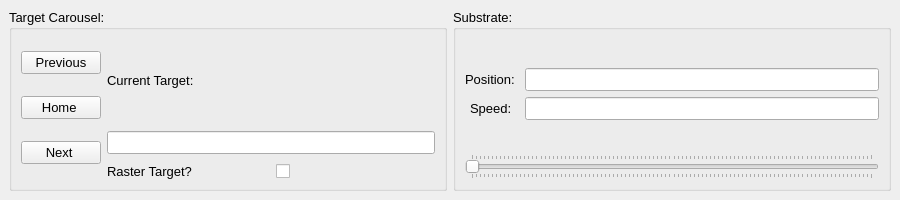
Above: src/ui/docked_motor_control.ui from ibrummel/PLD-Laser-Brain before the change. Below: the same form after it.
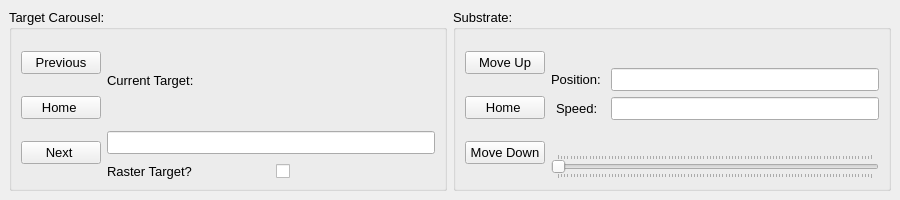
That is the form after the change. Icons and pictures are not drawn.

Commit message: Fixed accidental deletion of substrate control buttons.

What changed in the file:
```diff
--- a/src/ui/docked_motor_control.ui
+++ b/src/ui/docked_motor_control.ui
@@ -125,6 +125,46 @@
        <string>Substrate:</string>
       </property>
       <layout class="QHBoxLayout" name="horizontalLayout">
+       <item>
+        <layout class="QVBoxLayout" name="verticalLayout">
+         <property name="spacing">
+          <number>10</number>
+         </property>
+         <item>
+          <widget class="QPushButton" name="btn_sub_up">
+           <property name="text">
+            <string>Move Up</string>
+           </property>
+           <property name="icon">
+            <iconset>
+             <normaloff>../img/up.svg</normaloff>../img/up.svg</iconset>
+           </property>
+          </widget>
+         </item>
+         <item>
+          <widget class="QPushButton" name="btn_sub_home">
+           <property name="text">
+            <string>Home </string>
+           </property>
+           <property name="icon">
+            <iconset>
+             <normaloff>../img/home.svg</normaloff>../img/home.svg</iconset>
+           </property>
+          </widget>
+         </item>
+         <item>
+          <widget class="QPushButton" name="btn_sub_down">
+           <property name="text">
+            <string>Move Down</string>
+           </property>
+           <property name="icon">
+            <iconset>
+             <normaloff>../img/down.svg</normaloff>../img/down.svg</iconset>
+           </property>
+          </widget>
+         </item>
+        </layout>
+       </item>
        <item>
         <layout class="QVBoxLayout" name="verticalLayout_2">
          <item>
```
Left out of the diff: 3 changed lines with no effect on the pictures.
